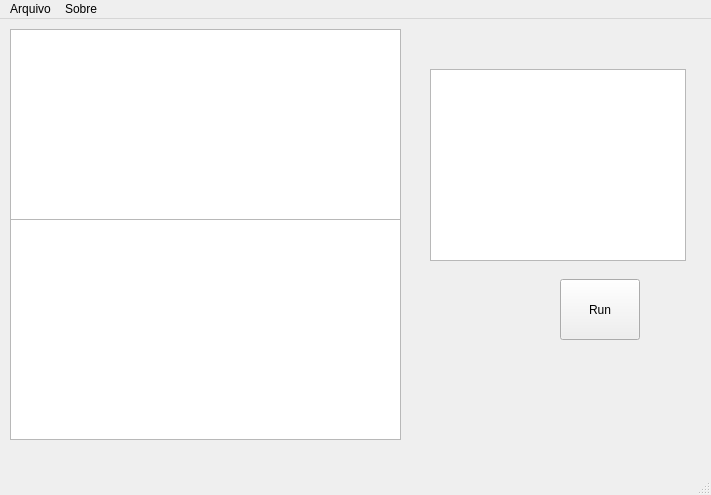
Above: VirtualMachine/mainwindow.ui from RafaelBarbon/Compilador before the change. Below: the same form after it.
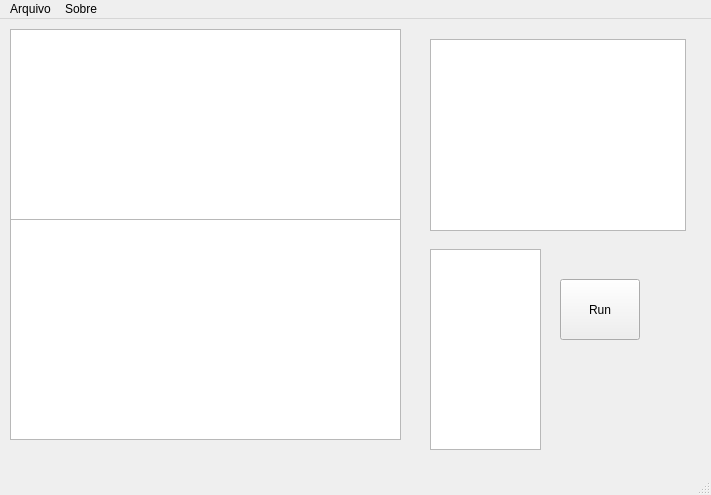
That is the form after the change.

Commit message: Vm working, need to stylize

Patch:
```diff
--- a/VirtualMachine/mainwindow.ui
+++ b/VirtualMachine/mainwindow.ui
@@ -51,12 +51,22 @@
     <property name="geometry">
      <rect>
       <x>430</x>
-      <y>50</y>
+      <y>20</y>
       <width>256</width>
       <height>192</height>
      </rect>
     </property>
    </widget>
+   <widget class="QListWidget" name="listWidget_3">
+    <property name="geometry">
+     <rect>
+      <x>430</x>
+      <y>230</y>
+      <width>111</width>
+      <height>201</height>
+     </rect>
+    </property>
+   </widget>
   </widget>
   <widget class="QMenuBar" name="menubar">
    <property name="geometry">
```
Left out of the diff: 2 changed lines with no effect on the pictures. The commit also changes 2 other files.
